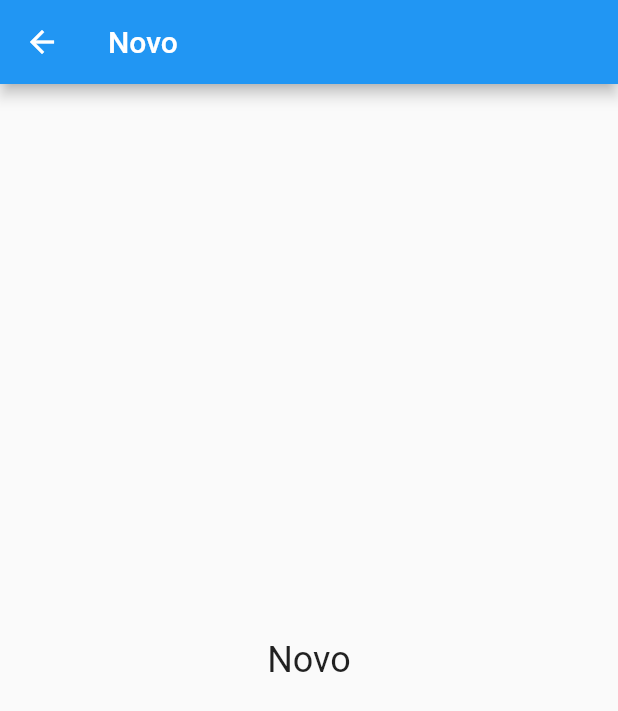
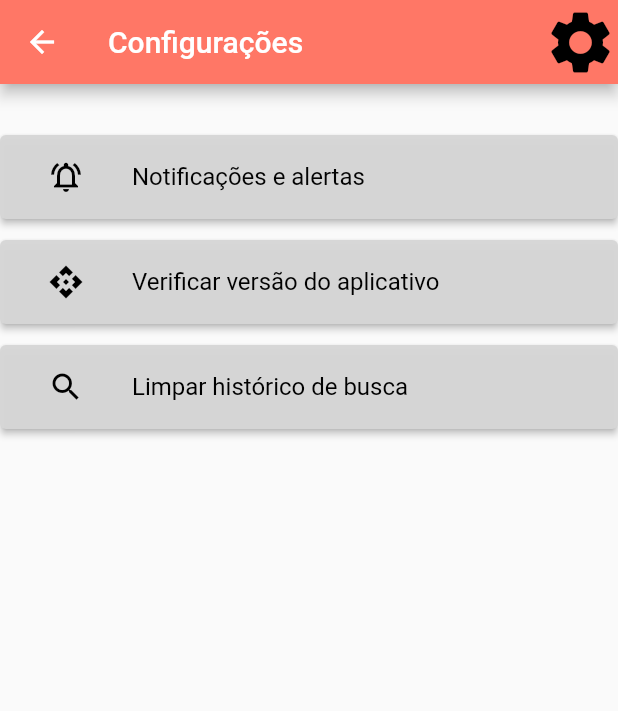
Before and after one commit to VitorAPP/flutter_application_1, a Flutter app: the screen it shows after launch, after a tap on "Cofigurações", on a phone screen of 412 x 824 dp. Shown: the top 711 px of the screen. Run offline on Flutter 3.47's test engine with Material 2 defaults, Android fonts, the phone set to English and light mode, and no system bars; our stand-ins replace flutter_neumorphic, syncfusion_flutter_sliders; missing offline and left inert: syncfusion_flutter_core; network calls fail; key blocks and very long unbroken strings in the code were emptied for the run.

Commit message:
ajustes de cor e notificacoes

```diff
--- a/lib/main.dart
+++ b/lib/main.dart
@@ -8,6 +8,7 @@ import 'package:flutter_application_1/model/remedio.dart';
 import 'package:flutter_application_1/pages/carteira.dart';
 import 'package:flutter_application_1/pages/four.dart';
 import 'package:flutter_application_1/pages/novo.dart';
+import 'package:flutter_application_1/pages/config.dart';
 import 'package:flutter_application_1/pages/compra.dart';
 import 'package:flutter_application_1/pages/pedido.dart';
 import 'package:flutter_application_1/pages/dadosPessoa.dart';
@@ -86,9 +87,9 @@ class _MyHomePageState extends State<MyHomePage> {
   Widget build(BuildContext context) {
     return Scaffold(
       appBar: AppBar(
-        backgroundColor: Color.fromRGBO(255, 119, 102, 10),
-        title: Text('DrogaLive'),
-        actions: <Widget>[],
+        backgroundColor: const Color.fromRGBO(255, 119, 102, 10),
+        title: const Text('DrogaLive'),
+        actions: const <Widget>[],
       ),
       body: _currentPage,
       bottomNavigationBar: BottomNavigationBar(
@@ -110,7 +111,7 @@ class _MyHomePageState extends State<MyHomePage> {
             icon: Icon(Icons.home),
           ),
         ],
-        selectedItemColor: Color.fromRGBO(255, 119, 102, 10),
+        selectedItemColor: const Color.fromRGBO(255, 119, 102, 10),
         unselectedItemColor: const Color.fromARGB(255, 214, 214, 214),
       ),
     );
@@ -119,8 +120,9 @@ class _MyHomePageState extends State<MyHomePage> {
   Widget _navigationItemListTitle(String title, int index) {
     return ListTile(
       title: Text(
-        '$title',
-        style: TextStyle(color: Color.fromARGB(255, 4, 32, 56), fontSize: 20.0),
+        title,
+        style: const TextStyle(
+            color: Color.fromARGB(255, 4, 32, 56), fontSize: 20.0),
       ),
       onTap: () {
         Navigator.pop(context);
@@ -140,18 +142,18 @@ class PagePerfil extends StatelessWidget {
       required Text textoDoIncone,
       required int x}) {
     return ElevatedButton(
-      style:
-          ElevatedButton.styleFrom(primary: Color.fromRGBO(255, 119, 102, 10)),
+      style: ElevatedButton.styleFrom(
+          primary: const Color.fromRGBO(255, 119, 102, 10)),
       onPressed: () {
         Navigator.push(context, MaterialPageRoute<void>(
           builder: (BuildContext context) {
             var cadaum = [
-              Compra(),
-              Pedido(),
-              Novo(),
-              DadosPessoal(),
-              Carteira(),
-              Novo()
+              const Compra(),
+              const Pedido(),
+              const Novo(),
+              const DadosPessoal(),
+              const Carteira(),
+              const Config()
             ];
             return cadaum[x];
           },
@@ -167,7 +169,7 @@ class PagePerfil extends StatelessWidget {
   Container espacamento() {
     return Container(
       padding: const EdgeInsets.only(left: 20),
-      child: Align(
+      child: const Align(
         alignment: AlignmentDirectional.centerStart,
         child: Text(
           '',
@@ -186,8 +188,8 @@ class PagePerfil extends StatelessWidget {
         padding: const EdgeInsets.only(top: 20),
         child: Column(
           children: [
-            Icon(Icons.account_circle, size: 50),
-            Text('$pagePerfil', style: Theme.of(context).textTheme.headline6),
+            const Icon(Icons.account_circle, size: 50),
+            Text(pagePerfil, style: Theme.of(context).textTheme.headline6),
             const Divider(
               height: 20,
               thickness: 5,
@@ -199,40 +201,43 @@ class PagePerfil extends StatelessWidget {
             espacamento(),
             butoesPerfil(
                 context: context,
-                iconeDePerfil: Icon(Icons.shopping_cart, color: Colors.black),
-                textoDoIncone: Text('Carrinho de Compras'),
+                iconeDePerfil:
+                    const Icon(Icons.shopping_cart, color: Colors.black),
+                textoDoIncone: const Text('Carrinho de Compras'),
                 x: 0),
             espacamento(),
             butoesPerfil(
                 context: context,
-                iconeDePerfil:
-                    Icon(Icons.delivery_dining_sharp, color: Colors.black),
-                textoDoIncone: Text('Acompanhar Pedido'),
+                iconeDePerfil: const Icon(Icons.delivery_dining_sharp,
+                    color: Colors.black),
+                textoDoIncone: const Text('Acompanhar Pedido'),
                 x: 1),
             espacamento(),
             butoesPerfil(
                 context: context,
-                iconeDePerfil: Icon(Icons.chat_outlined, color: Colors.black),
-                textoDoIncone: Text('Chats'),
+                iconeDePerfil:
+                    const Icon(Icons.chat_outlined, color: Colors.black),
+                textoDoIncone: const Text('Chats'),
                 x: 2),
             espacamento(),
             butoesPerfil(
                 context: context,
-                iconeDePerfil: Icon(Icons.draw_outlined, color: Colors.black),
-                textoDoIncone: Text('Dados Pessoais'),
+                iconeDePerfil:
+                    const Icon(Icons.draw_outlined, color: Colors.black),
+                textoDoIncone: const Text('Dados Pessoais'),
                 x: 3),
             espacamento(),
             butoesPerfil(
                 context: context,
-                iconeDePerfil: Icon(Icons.account_balance_wallet_outlined,
+                iconeDePerfil: const Icon(Icons.account_balance_wallet_outlined,
                     color: Colors.black),
-                textoDoIncone: Text('Carteira'),
+                textoDoIncone: const Text('Carteira'),
                 x: 4),
             espacamento(),
             butoesPerfil(
                 context: context,
-                iconeDePerfil: Icon(Icons.settings, color: Colors.black),
-                textoDoIncone: Text('Cofigurações'),
+                iconeDePerfil: const Icon(Icons.settings, color: Colors.black),
+                textoDoIncone: const Text('Cofigurações'),
                 x: 5),
             espacamento(),
           ],
@@ -299,7 +304,7 @@ class _PageBuscaState extends State<PageBusca> {
             // disabledColor: Colors.blue,
             // focusColor: Colors.blue,
             // hoverColor: Colors.blue,
-            splashColor: Color.fromARGB(255, 49, 159, 98),
+            splashColor: const Color.fromARGB(255, 49, 159, 98),
             //highlightColor: Colors.blue,
 
             tooltip: 'adicionar ao carrinho de compras',
@@ -366,7 +371,7 @@ class Page3 extends StatelessWidget {
       child: Column(
         mainAxisSize: MainAxisSize.min,
         children: [
-          Text('$page3', style: Theme.of(context).textTheme.headline6),
+          Text(page3, style: Theme.of(context).textTheme.headline6),
           ElevatedButton(
             onPressed: () => changePage(1),
             child: const Text('Voltar para principal'),
@@ -376,7 +381,7 @@ class Page3 extends StatelessWidget {
             onPressed: () {
               Navigator.push(context, MaterialPageRoute<void>(
                 builder: (BuildContext context) {
-                  Widget _novo = Novo();
+                  Widget _novo = const Novo();
                   return _novo;
                 },
               ));
--- a/lib/pages/config.dart
+++ b/lib/pages/config.dart
@@ -0,0 +1,134 @@
+import 'package:flutter/material.dart';
+import 'package:flutter_application_1/pages/notificacao.dart';
+import 'package:flutter_application_1/pages/novo.dart';
+import 'package:flutter_application_1/pages/notificacao.dart';
+
+class Config extends StatelessWidget {
+  const Config({Key? key}) : super(key: key);
+
+  @override
+  Widget build(BuildContext context) {
+    return Scaffold(
+      appBar: AppBar(
+        backgroundColor: const Color.fromRGBO(255, 119, 102, 10),
+        title: const Text('Configurações'),
+        actions: const <Widget>[
+          Icon(
+            Icons.settings,
+            size: 50,
+            color: Colors.black,
+          ),
+        ],
+      ),
+      body: Align(
+        alignment: Alignment.topCenter,
+        child: Column(
+          mainAxisSize: MainAxisSize.min,
+          children: [
+            const Divider(
+              height: 20,
+              thickness: 5,
+              // indent: 9,
+              endIndent: 0,
+              color: Colors.transparent,
+            ),
+            Container(
+              padding: const EdgeInsets.only(left: 20),
+              child: Align(
+                alignment: AlignmentDirectional.centerStart,
+                child: Text(
+                  '',
+                  style: Theme.of(context).textTheme.caption,
+                  textAlign: TextAlign.start,
+                ),
+              ),
+            ),
+            ElevatedButton(
+              style: ElevatedButton.styleFrom(
+                  primary: const Color.fromARGB(246, 214, 214, 214)),
+              onPressed: () {
+                Navigator.push(context, MaterialPageRoute<void>(
+                  builder: (BuildContext context) {
+                    Widget _notificacao = Notificacao();
+                    return _notificacao;
+                  },
+                ));
+              },
+              child: const ListTile(
+                leading: Icon(
+                  Icons.notifications_active_outlined,
+                  color: Colors.black,
+                ),
+                title: Text('Notificações e alertas'),
+                textColor: Color.fromARGB(255, 3, 3, 3),
+              ),
+            ),
+            Container(
+              padding: const EdgeInsets.only(left: 20),
+              child: Align(
+                alignment: AlignmentDirectional.centerStart,
+                child: Text(
+                  '',
+                  style: Theme.of(context).textTheme.caption,
+                  textAlign: TextAlign.start,
+                ),
+              ),
+            ),
+            ElevatedButton(
+              style: ElevatedButton.styleFrom(
+                  primary: const Color.fromARGB(246, 214, 214, 214)),
+              onPressed: () {
+                Navigator.push(context, MaterialPageRoute<void>(
+                  builder: (BuildContext context) {
+                    Widget _novo = Novo();
+                    return _novo;
+                  },
+                ));
+              },
+              child: const ListTile(
+                leading: Icon(
+                  Icons.api_sharp,
+                  color: Colors.black,
+                ),
+                title: Text('Verificar versão do aplicativo'),
+                textColor: Colors.black,
+              ),
+            ),
+            Container(
+              padding: const EdgeInsets.only(left: 20),
+              child: Align(
+                alignment: AlignmentDirectional.centerStart,
+                child: Text(
+                  '',
+                  style: Theme.of(context).textTheme.caption,
+                  textAlign: TextAlign.start,
+                ),
+              ),
+            ),
+            ElevatedButton(
+              style: ElevatedButton.styleFrom(
+                  primary: const Color.fromARGB(246, 214, 214, 214)),
+              onPressed: () {
+                Navigator.push(context, MaterialPageRoute<void>(
+                  builder: (BuildContext context) {
+                    Widget _novo = Novo();
+                    return _novo;
+                    // return MyApp();
+                  },
+                ));
+              },
+              child: const ListTile(
+                leading: Icon(
+                  Icons.search_outlined,
+                  color: Colors.black,
+                ),
+                title: Text('Limpar histórico de busca'),
+                textColor: Colors.black,
+              ),
+            ),
+          ],
+        ),
+      ),
+    );
+  }
+}
```
Also changed, not shown: lib/pages/carteira.dart (+12 -12 lines), lib/pages/dadosPessoa.dart (+8 -8 lines), lib/pages/landing.dart (+8 -5 lines), lib/pages/notificacao.dart (added, +111 -0 lines).
